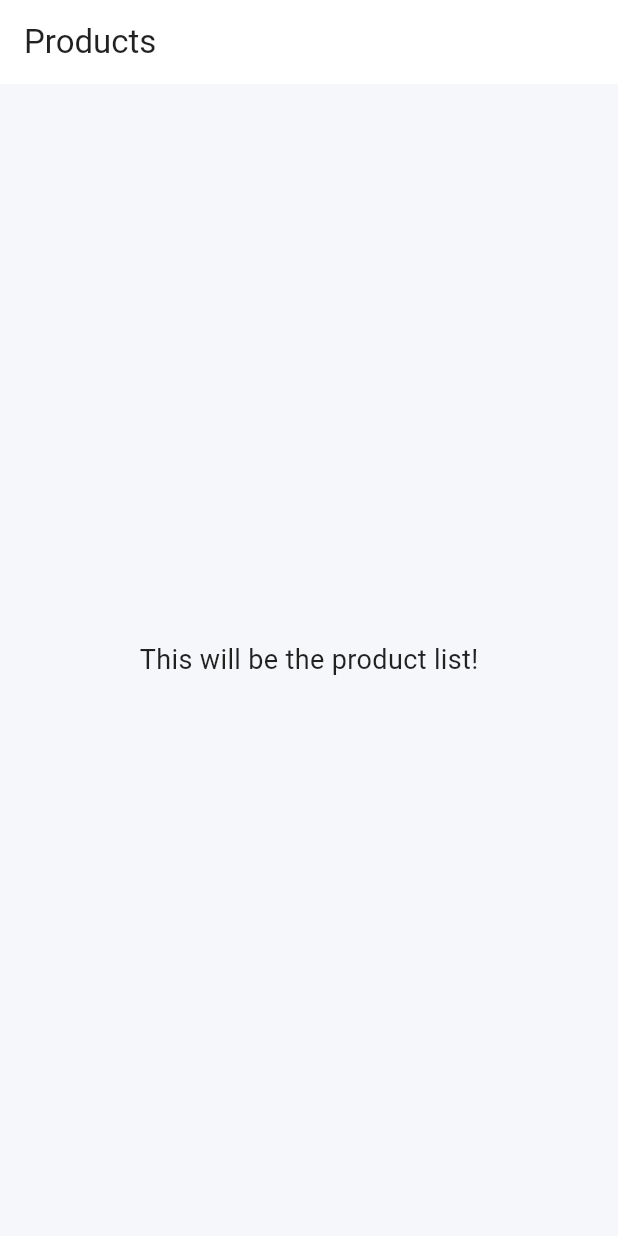
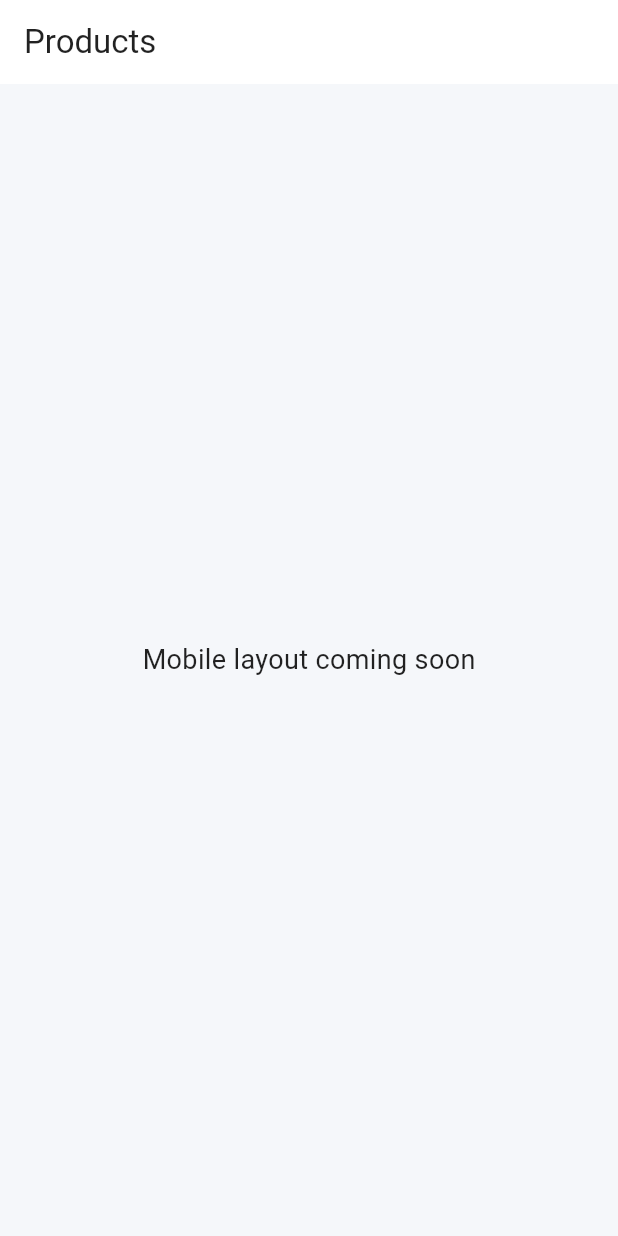
Before and after one commit to jsonjuliane/pos-app, a Flutter app: the screen it shows after launch, on a phone screen of 412 x 824 dp. Run offline on Flutter 3.47's test engine with Material 3 defaults, Android fonts, the phone set to English and light mode, and no system bars; our stand-ins replace flutter_riverpod, go_router.

Commit message:
[PRODUCT] Initial product list page state

```diff
--- /dev/null
+++ b/lib/core/features/products/data/models/product.dart
@@ -0,0 +1,43 @@
+import 'package:flutter/foundation.dart';
+
+/// Represents a product that can be shown on the product grid
+/// and added to an order.
+///
+/// This is a temporary in-memory model for UI logic only.
+/// It may later be converted into a Hive or API-backed model.
+@immutable
+class Product {
+  /// Unique identifier for this product
+  final String id;
+
+  /// Display name of the product
+  final String name;
+
+  /// Local asset image path or network URL (for now we'll use local)
+  final String imagePath;
+
+  /// Category of the product (used for filtering)
+  final String category;
+
+  /// The currently selected count for this product
+  /// This is mutable only for in-memory UI use.
+  /// We'll manage this state via Riverpod or widget-local state.
+  final int selectedCount;
+
+  const Product({
+    required this.id,
+    required this.name,
+    required this.imagePath,
+    required this.category,
+    this.selectedCount = 0,
+  });
+
+  /// Returns a new Product with updated selectedCount.
+  Product copyWithCount(int newCount) => Product(
+    id: id,
+    name: name,
+    imagePath: imagePath,
+    category: category,
+    selectedCount: newCount,
+  );
+}
--- a/lib/core/features/products/presentation/pages/product_list_page.dart
+++ b/lib/core/features/products/presentation/pages/product_list_page.dart
@@ -1,22 +1,117 @@
 import 'package:flutter/material.dart';
 
-/// Landing screen for the POS app.
-/// This will later display a grid or list of products for sale.
+import '../../data/models/product.dart';
+import '../widgets/product_card.dart';
+
+/// Temporary list of mock products.
+/// In the future, this will be fetched from a local DB or API.
+final List<Product> mockProducts = [
+  Product(
+    id: '1',
+    name: 'Boom Sarap',
+    imagePath: 'assets/images/boom_sarap.jpg',
+    category: 'Platter',
+  ),
+  Product(
+    id: '2',
+    name: 'Wow Seafood',
+    imagePath: 'assets/images/wow_seafood.jpg',
+    category: 'Platter',
+  ),
+  Product(
+    id: '3',
+    name: 'Singaporean Fishballs',
+    imagePath: 'assets/images/special_wow_seafood.jpg',
+    category: 'Snack',
+  ),
+  Product(
+    id: '4',
+    name: 'Fishcake',
+    imagePath: 'assets/images/boom_sarap.jpg',
+    category: 'Snack',
+  ),
+  Product(
+    id: '5',
+    name: 'Golden Cheeseballs',
+    imagePath: 'assets/images/wow_seafood.jpg',
+    category: 'Snack',
+  ),
+  // Add more as needed...
+];
+
+/// Main screen showing the product grid and order summary
+/// This version is optimized for web, desktop, and tablet views.
 class ProductListPage extends StatelessWidget {
   const ProductListPage({super.key});
 
   @override
   Widget build(BuildContext context) {
+    // We use LayoutBuilder to detect screen width and switch layout modes.
+    return LayoutBuilder(
+      builder: (context, constraints) {
+        final bool isWide = constraints.maxWidth >= 900;
+
         return Scaffold(
           appBar: AppBar(
             title: const Text('Products'),
           ),
-      body: const Center(
+          body: isWide
+              ? Row(
+            children: [
+              // Product Grid (Left Panel - takes ~70% of width)
+              Expanded(
+                flex: 7,
+                child: Padding(
+                  padding: const EdgeInsets.all(16.0),
+                  child: ProductGrid(products: mockProducts),
+                ),
+              ),
+
+              // Order Summary (Right Panel - to be added next)
+              Expanded(
+                flex: 3,
+                child: Container(
+                  color: Colors.grey.shade100,
+                  child: const Center(
+                    child: Text('🧾 Order Summary Panel (Coming Next)'),
+                  ),
+                ),
+              ),
+            ],
+          )
+              : const Center(
             child: Text(
-          'This will be the product list!',
+              'Mobile layout coming soon',
               style: TextStyle(fontSize: 18),
             ),
           ),
         );
+      },
+    );
   }
 }
+
+/// Renders the list of products in a grid layout.
+/// This widget works well for wide screens like tablets and desktops.
+class ProductGrid extends StatelessWidget {
+  final List<Product> products;
+
+  const ProductGrid({super.key, required this.products});
+
+  @override
+  Widget build(BuildContext context) {
+    return GridView.builder(
+      itemCount: products.length,
+      gridDelegate: const SliverGridDelegateWithFixedCrossAxisCount(
+        crossAxisCount: 3, // 3 cards per row for wide screens
+        mainAxisSpacing: 16,
+        crossAxisSpacing: 16,
+        childAspectRatio: 3 / 4,
+      ),
+      itemBuilder: (context, index) {
+        final product = products[index];
+        return ProductCard(product: product);
+      },
+    );
+  }
+}
```
Also changed, not shown: lib/core/features/products/presentation/widgets/product_card.dart (added, +66 -0 lines), pubspec.yaml (+12 -90 lines), assets/images/boom_sarap.jpg (added), assets/images/special_wow_seafood.jpg (added), assets/images/wow_seafood.jpg (added), 2 other files. Lines whose indentation alone changed are shown as unchanged.
